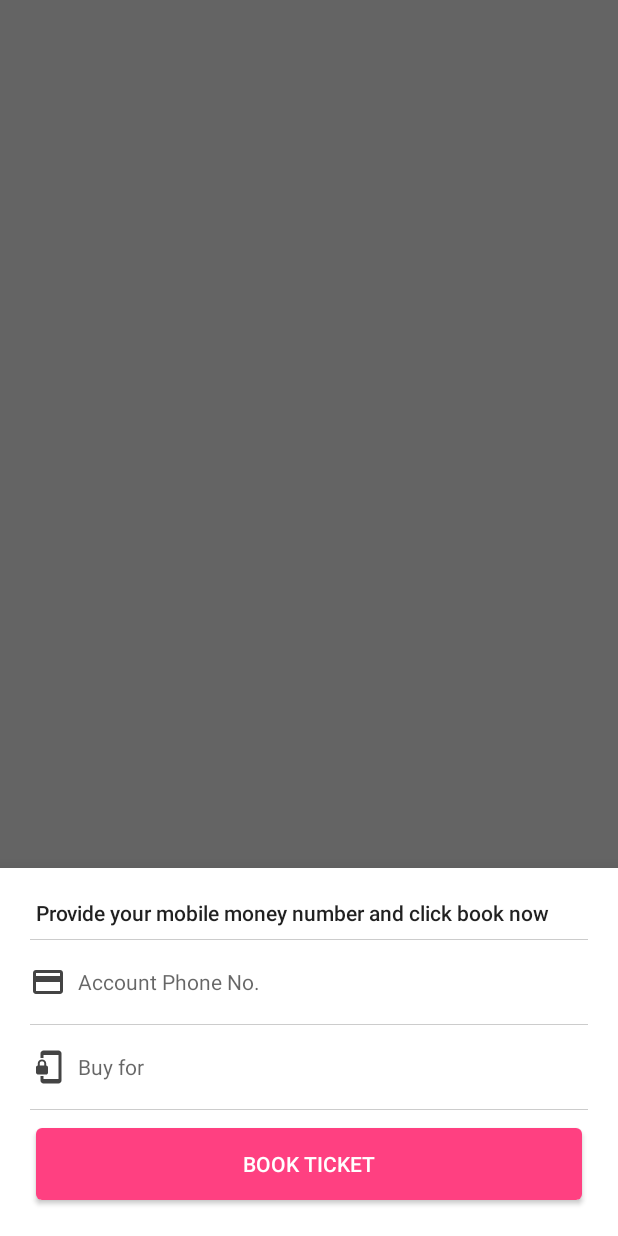
After one commit to yaaminu/evented, an Android app: the fragment BookTicketDialogFragment placed in its activity, on a phone screen of 412 x 824 dp. The commit adds this screen. Run offline under Robolectric (Android 15) with nearby library versions, the phone set to English and light mode, and no system bars; our stand-ins replace ButterKnife; libraries missing offline, so code that uses them is left out: io.realm, rx.android.schedulers, rx.functions, rx.schedulers; 6 statements that could not run were skipped.

Commit message:
first stage ticket purchasing

```diff
--- /dev/null
+++ b/app/src/main/java/com/evented/events/ui/BookTicketDialogFragment.java
@@ -0,0 +1,134 @@
+package com.evented.events.ui;
+
+import android.app.ProgressDialog;
+import android.os.Bundle;
+import android.support.annotation.Nullable;
+import android.support.design.widget.BottomSheetDialogFragment;
+import android.support.v7.app.AlertDialog;
+import android.text.Editable;
+import android.view.LayoutInflater;
+import android.view.View;
+import android.view.ViewGroup;
+import android.widget.Button;
+import android.widget.EditText;
+
+import com.evented.R;
+import com.evented.events.data.Event;
+import com.evented.events.data.EventManager;
+import com.evented.events.data.UserManager;
+import com.evented.tickets.Ticket;
+import com.evented.utils.GenericUtils;
+
+import butterknife.BindView;
+import butterknife.ButterKnife;
+import butterknife.OnClick;
+import butterknife.OnTextChanged;
+import io.realm.Realm;
+import rx.android.schedulers.AndroidSchedulers;
+import rx.functions.Action1;
+import rx.schedulers.Schedulers;
+
+/**
+ * Created by yaaminu on 8/10/17.
+ */
+
+public class BookTicketDialogFragment extends BottomSheetDialogFragment {
+
+    static final String ARG_EVENT_ID = "eventId";
+    @BindView(R.id.billing_account_number)
+    EditText billing_account_number;
+    @BindView(R.id.buy_for)
+    EditText buy_for;
+
+    @BindView(R.id.book_ticket)
+    Button book_ticket;
+    Event event;
+    private Realm realm;
+
+    @Override
+    public void onCreate(@Nullable Bundle savedInstanceState) {
+        super.onCreate(savedInstanceState);
+        realm = Realm.getDefaultInstance();
+        String eventId = getArguments().getString(ARG_EVENT_ID);
+        event = realm.where(Event.class)
+                .equalTo(Event.FEILD_EVENT_ID, eventId)
+                .findFirst();
+        GenericUtils.ensureNotNull(event);
+    }
+
+    @Nullable
+    @Override
+    public View onCreateView(LayoutInflater inflater, @Nullable ViewGroup container, @Nullable Bundle savedInstanceState) {
+        View view = inflater.inflate(R.layout.layout_book_ticket, container, false);
+        ButterKnife.bind(this, view);
+        return view;
+    }
+
+    @Override
+    public void onDestroy() {
+        realm.close();
+        super.onDestroy();
+    }
+
+
+    @OnClick(R.id.book_ticket)
+    void onClick() {
+        if (!validate()) {
+            return;
+        }
+        String billingPhoneNumber = billing_account_number.getText().toString().trim(),
+                buyFor = buy_for.getText().toString().trim();
+
+        final ProgressDialog dialog = new ProgressDialog(getContext());
+        dialog.setMessage(getString(R.string.booking_ticket));
+        dialog.setCancelable(false);
+        dialog.show();
+        EventManager.create(UserManager.getInstance())
+                .bookTicket(event.getEventId(), billingPhoneNumber, buyFor, event.getEntranceFee())
+                .subscribeOn(Schedulers.io())
+                .observeOn(AndroidSchedulers.mainThread())
+                .subscribe(new Action1<Ticket>() {
+                    @Override
+                    public void call(Ticket ticket) {
+                        dialog.dismiss();
+                        // TODO: 8/10/17 show ticket details
+                        showDialog(ticket.toString());
+                        dismiss();
+                        //noinspection ConstantConditions
+                    }
+                }, new Action1<Throwable>() {
+                    @Override
+                    public void call(Throwable throwable) {
+                        dialog.dismiss();
+                        //error occurred
+                        showDialog(throwable.getMessage());
+                    }
+                });
+    }
+
+    @OnTextChanged(R.id.billing_account_number)
+    void onTextChanged(Editable text) {
+        buy_for.setText(text);
+    }
+
+    private boolean validate() {
+        if (billing_account_number.getText().toString().trim().isEmpty()) {
+            showDialog(getString(R.string.error_no_billing_account_number));
+            billing_account_number.setError("");
+            return false;
+        }
+        if (buy_for.getText().toString().trim().isEmpty()) {
+            showDialog(getString(R.string.error_ticket_onwer));
+            buy_for.setError("");
+            return false;
+        }
+        return true;
+    }
+
+    public void showDialog(String message) {
+        new AlertDialog.Builder(getContext())
+                .setMessage(message)
+                .setPositiveButton(android.R.string.ok, null)
+                .setTitle(R.string.error).create().show();
+    }
+}
--- /dev/null
+++ b/app/src/main/res/drawable/round_button.xml
@@ -0,0 +1,15 @@
+<?xml version="1.0" encoding="utf-8"?>
+<selector xmlns:android="http://schemas.android.com/apk/res/android">
+    <item android:state_pressed="true">
+        <shape android:shape="rectangle">
+            <corners android:radius="4dp" />
+            <solid android:color="@color/colorAccentDark" />
+        </shape>
+    </item>
+    <item>
+        <shape android:shape="rectangle">
+            <corners android:radius="4dp" />
+            <solid android:color="@color/colorAccent" />
+        </shape>
+    </item>
+</selector>
--- a/app/src/main/res/layout/fragment_event_details.xml
+++ b/app/src/main/res/layout/fragment_event_details.xml
@@ -23,6 +23,7 @@
             app:contentScrim="?attr/colorPrimary"
             app:expandedTitleMarginEnd="64dp"
             app:expandedTitleMarginStart="48dp"
+            app:expandedTitleTextAppearance="@style/TextAppearance.AppCompat.Headline"
             app:layout_scrollFlags="scroll|exitUntilCollapsed">
 
 
--- /dev/null
+++ b/app/src/main/res/layout/layout_book_ticket.xml
@@ -0,0 +1,88 @@
+<?xml version="1.0" encoding="utf-8"?>
+<android.support.v7.widget.GridLayout xmlns:android="http://schemas.android.com/apk/res/android"
+    xmlns:app="http://schemas.android.com/apk/res-auto"
+    android:layout_width="match_parent"
+    android:layout_height="wrap_content"
+    android:id="@+id/book_ticket_root_layout"
+    android:background="@color/white"
+    android:paddingBottom="@dimen/activity_vertical_margin"
+    android:paddingLeft="@dimen/activity_horizontal_margin"
+    android:paddingRight="@dimen/activity_horizontal_margin"
+    android:paddingTop="@dimen/activity_vertical_margin"
+    app:columnCount="2"
+    app:useDefaultMargins="true">
+
+
+    <TextView
+        android:layout_width="match_parent"
+        android:layout_height="wrap_content"
+        android:layout_marginLeft="@dimen/default_gap"
+        android:layout_marginRight="@dimen/default_gap"
+        android:text="@string/purchase_ticket_instruction"
+        android:textAppearance="@style/TextAppearance.AppCompat.Body2"
+        app:layout_columnSpan="2"
+        app:layout_columnWeight="1" />
+
+    <View
+        android:layout_width="match_parent"
+        android:layout_height="0.5dp"
+        android:background="@color/light_gray"
+
+        app:layout_columnSpan="2"
+        app:layout_columnWeight="1" />
+
+    <EditText
+        android:id="@+id/billing_account_number"
+        android:background="#0000"
+        android:drawableLeft="@drawable/ic_payment_black_24dp"
+        android:drawablePadding="@dimen/default_gap"
+        android:gravity="center_vertical"
+        android:hint="@string/account_number"
+        android:inputType="phone"
+        android:paddingBottom="@dimen/default_gap"
+        android:paddingTop="@dimen/default_gap"
+        android:textAppearance="@style/TextAppearance.AppCompat.Small"
+        app:layout_columnSpan="2"
+        app:layout_columnWeight="1" />
+
+    <View
+        android:layout_width="match_parent"
+        android:layout_height="0.5dp"
+        android:background="@color/light_gray"
+        app:layout_columnSpan="2"
+
+        app:layout_columnWeight="1" />
+
+    <EditText
+        android:id="@+id/buy_for"
+        android:background="#0000"
+        android:drawableLeft="@drawable/ic_phonelink_lock_black_24dp"
+        android:drawablePadding="@dimen/default_gap"
+        android:hint="@string/buy_for"
+        android:inputType="phone"
+        android:paddingBottom="@dimen/default_gap"
+        android:paddingTop="@dimen/default_gap"
+        android:textAppearance="@style/TextAppearance.AppCompat.Small"
+        app:layout_columnSpan="2"
+        app:layout_columnWeight="1" />
+
+
+    <View
+        android:layout_width="match_parent"
+        android:layout_height="0.5dp"
+        android:background="@color/light_gray"
+        app:layout_columnSpan="2"
+        app:layout_columnWeight="1" />
+
+
+    <Button
+        android:id="@+id/book_ticket"
+        android:layout_margin="@dimen/default_gap"
+        android:background="@drawable/round_button"
+        android:clickable="true"
+        android:focusable="true"
+        android:text="@string/book_ticket"
+        android:textColor="@color/white"
+        app:layout_columnSpan="2"
+        app:layout_columnWeight="1" />
+</android.support.v7.widget.GridLayout>
--- a/app/src/main/res/values/colors.xml
+++ b/app/src/main/res/values/colors.xml
@@ -8,4 +8,5 @@
     <color name="black">#000</color>
     <color name="transparent">#0000</color>
     <color name="red">#f23636</color>
+    <color name="colorAccentDark">#FFF40556</color>
 </resources>
--- a/app/src/main/res/values/strings.xml
+++ b/app/src/main/res/values/strings.xml
@@ -48,4 +48,12 @@
     <string name="see_all">See All</string>
     <string name="attending">%d of %d tickets sold</string>
     <string name="extra_information">Extra Information</string>
+    <string name="purchase_ticket_instruction">Provide your mobile money number and click book now</string>
+    <string name="book_ticket">Book Ticket</string>
+    <string name="add_more">Add more</string>
+    <string name="buy_for">Buy for</string>
+    <string name="error">Error</string>
+    <string name="booking_ticket">Booking ticket</string>
+    <string name="error_no_billing_account_number">Provide your mobile money billing account number</string>
+    <string name="error_ticket_onwer">Provide phone number of ticket owner</string>
 </resources>
```
Also changed, not shown: app/src/main/java/com/evented/events/data/Event.java (+6 -4 lines), app/src/main/java/com/evented/events/data/EventManager.java (+20 -0 lines), app/src/main/java/com/evented/events/ui/EventDetailsFragment.java (+10 -0 lines), app/src/main/java/com/evented/tickets/Ticket.java (+76 -0 lines), app/src/main/java/com/evented/ui/Behavior.java (added, +61 -0 lines), app/src/main/res/drawable/add_ticket_24dp.xml (added, +9 -0 lines).
